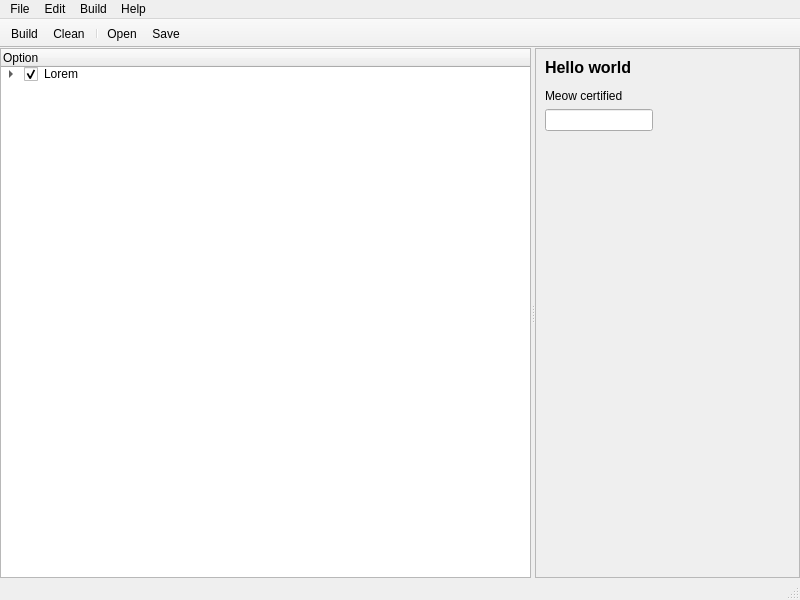
The window that mainwindow.ui (9xbt/qtguiconfig) describes before a commit, drawn with Qt 5.
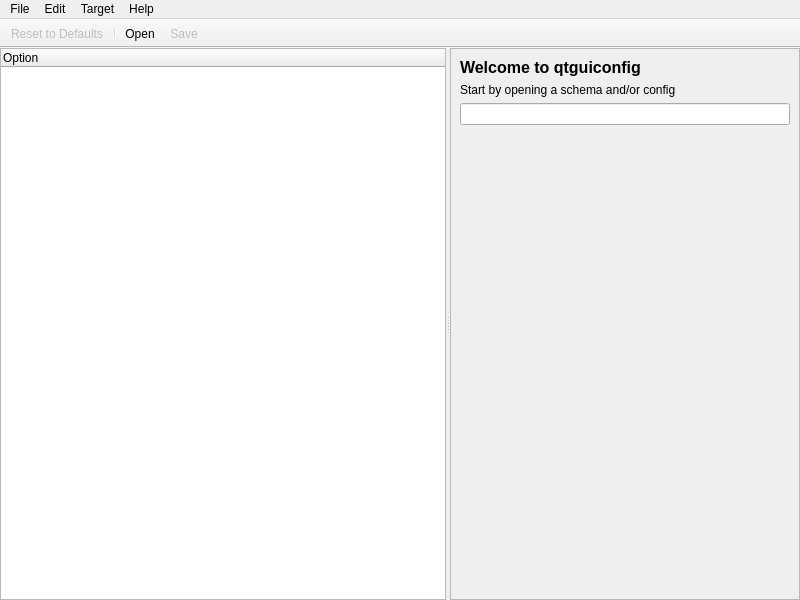
The same window after the commit. Icons and pictures are not drawn.

Commit message: qtguiconfig: add python code + example config

```diff
--- a/mainwindow.ui
+++ b/mainwindow.ui
@@ -38,22 +38,6 @@
          <string>Option</string>
         </property>
        </column>
-       <item>
-        <property name="text">
-         <string>Lorem</string>
-        </property>
-        <property name="checkState">
-         <enum>Checked</enum>
-        </property>
-        <item>
-         <property name="text">
-          <string>Ipsum</string>
-         </property>
-         <property name="checkState">
-          <enum>Checked</enum>
-         </property>
-        </item>
-       </item>
       </widget>
       <widget class="QScrollArea" name="scrollArea">
        <property name="widgetResizable">
@@ -64,20 +48,56 @@
          <rect>
           <x>0</x>
           <y>0</y>
-          <width>255</width>
-          <height>501</height>
+          <width>299</width>
+          <height>524</height>
          </rect>
         </property>
-        <layout class="QFormLayout" name="formLayout">
-         <item row="0" column="0">
-          <widget class="QLabel" name="label">
+        <layout class="QVBoxLayout" name="verticalLayout">
+         <item>
+          <widget class="QLabel" name="itemTitleLabel">
+           <property name="font">
+            <font>
+             <pointsize>12</pointsize>
+             <bold>true</bold>
+            </font>
+           </property>
            <property name="text">
-            <string>&lt;html&gt;&lt;head/&gt;&lt;body&gt;&lt;p&gt;&lt;span style=&quot; font-size:12pt; font-weight:700;&quot;&gt;Hello world&lt;/span&gt;&lt;/p&gt;&lt;p&gt;Meow certified&lt;/p&gt;&lt;/body&gt;&lt;/html&gt;</string>
+            <string>Welcome to qtguiconfig</string>
            </property>
+           <property name="wordWrap">
+            <bool>false</bool>
+           </property>
           </widget>
          </item>
-         <item row="1" column="0">
-          <widget class="QLineEdit" name="lineEdit"/>
+         <item>
+          <widget class="QLabel" name="itemHelpLabel">
+           <property name="text">
+            <string>Start by opening a schema and/or config</string>
+           </property>
+           <property name="wordWrap">
+            <bool>true</bool>
+           </property>
+          </widget>
+         </item>
+         <item>
+          <widget class="QLineEdit" name="itemLineEdit">
+           <property name="enabled">
+            <bool>true</bool>
+           </property>
+          </widget>
+         </item>
+         <item>
+          <spacer name="verticalSpacer">
+           <property name="orientation">
+            <enum>Qt::Orientation::Vertical</enum>
+           </property>
+           <property name="sizeHint" stdset="0">
+            <size>
+             <width>20</width>
+             <height>40</height>
+            </size>
+           </property>
+          </spacer>
          </item>
         </layout>
        </widget>
@@ -107,9 +127,9 @@
     <addaction name="separator"/>
     <addaction name="actionQuit"/>
    </widget>
-   <widget class="QMenu" name="menuBuild">
+   <widget class="QMenu" name="menuTarget">
     <property name="title">
-     <string>Build</string>
+     <string>Target</string>
     </property>
     <addaction name="actionx86_64"/>
     <addaction name="actionaarch64"/>
@@ -128,10 +148,9 @@
    </widget>
    <addaction name="menuFile"/>
    <addaction name="menuEdit"/>
-   <addaction name="menuBuild"/>
+   <addaction name="menuTarget"/>
    <addaction name="menuHelp"/>
   </widget>
-  <widget class="QStatusBar" name="statusbar"/>
   <widget class="QToolBar" name="toolBar">
    <property name="windowTitle">
     <string>toolBar</string>
@@ -148,56 +167,14 @@
    <attribute name="toolBarBreak">
     <bool>false</bool>
    </attribute>
-   <addaction name="actionBuild"/>
-   <addaction name="actionClean"/>
+   <addaction name="actionReset"/>
    <addaction name="separator"/>
    <addaction name="actionOpen"/>
    <addaction name="actionSave"/>
   </widget>
   <action name="actionAbout">
    <property name="text">
-    <string>About this UI</string>
-   </property>
-  </action>
-  <action name="actionx86_64">
-   <property name="checkable">
-    <bool>true</bool>
-   </property>
-   <property name="text">
-    <string>x86_64</string>
-   </property>
-  </action>
-  <action name="actionaarch64">
-   <property name="checkable">
-    <bool>true</bool>
-   </property>
-   <property name="text">
-    <string>aarch64</string>
-   </property>
-  </action>
-  <action name="actionBuild">
-   <property name="icon">
-    <iconset theme="QIcon::ThemeIcon::MediaPlaybackStart"/>
-   </property>
-   <property name="text">
-    <string>Build</string>
-   </property>
-   <property name="toolTip">
-    <string>Build</string>
-   </property>
-   <property name="menuRole">
-    <enum>QAction::MenuRole::NoRole</enum>
-   </property>
-  </action>
-  <action name="actionClean">
-   <property name="icon">
-    <iconset theme="QIcon::ThemeIcon::EditDelete"/>
-   </property>
-   <property name="text">
-    <string>Clean</string>
-   </property>
-   <property name="menuRole">
-    <enum>QAction::MenuRole::NoRole</enum>
+    <string>About qtguiconfig</string>
    </property>
   </action>
   <action name="actionOpen">
@@ -209,6 +186,9 @@
    </property>
   </action>
   <action name="actionSave">
+   <property name="enabled">
+    <bool>false</bool>
+   </property>
    <property name="icon">
     <iconset theme="QIcon::ThemeIcon::DocumentSave"/>
    </property>
@@ -235,7 +215,10 @@
     <string>Save as...</string>
    </property>
   </action>
-  <action name="actionReset_to_Defaults">
+  <action name="actionReset">
+   <property name="enabled">
+    <bool>false</bool>
+   </property>
    <property name="icon">
     <iconset theme="QIcon::ThemeIcon::EditUndo"/>
    </property>
```
Left out of the diff: 42 changed lines with no effect on the pictures. The commit also changes 2 other files.
